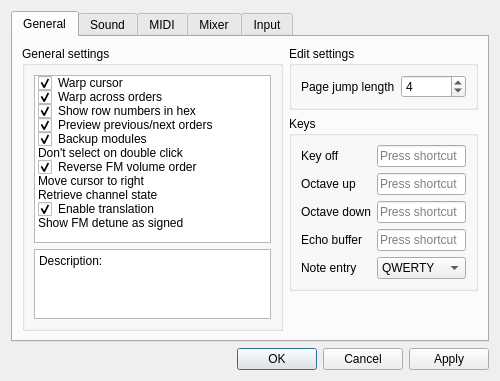
BambooTracker/BambooTracker, file BambooTracker/gui/configuration_dialog.ui: the form before one commit.
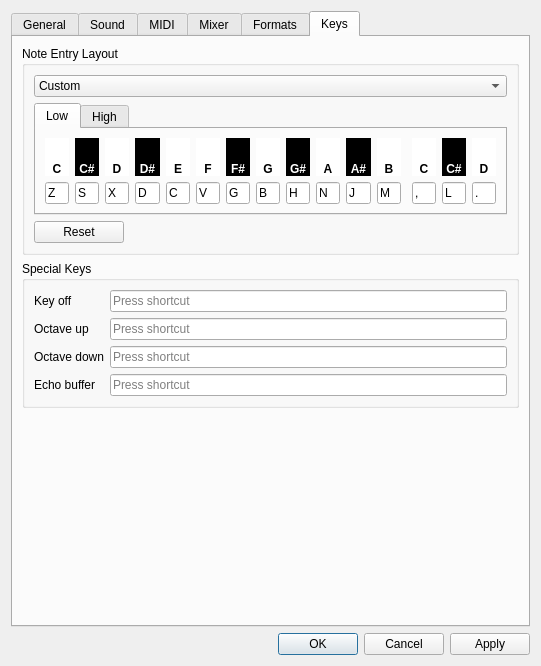
The form after the commit. Custom widgets are drawn as their Qt base class.

Commit message:
Draft: More dynamic keyboard layout mapping
Adds keyboard layout mapping to Configuration.
Also touches up the configuration dialog abit.

Not much more yet:

Neither saving or loading the changed custom layout
nor actually using it is implemented yet,
this is just to showcase the direction I'm heading in.

REBASE:
configuration.hpp: reverted map-include removal
gui/configuration_dialog.hpp: reverted map-include removal

```diff
--- a/BambooTracker/gui/configuration_dialog.ui
+++ b/BambooTracker/gui/configuration_dialog.ui
@@ -6,15 +6,15 @@
    <rect>
     <x>0</x>
     <y>0</y>
-    <width>500</width>
-    <height>381</height>
+    <width>541</width>
+    <height>666</height>
    </rect>
   </property>
   <property name="windowTitle">
    <string>Configuration</string>
   </property>
   <layout class="QGridLayout" name="gridLayout">
-   <item row="1" column="0">
+   <item row="2" column="0">
     <widget class="QDialogButtonBox" name="buttonBox">
      <property name="orientation">
       <enum>Qt::Horizontal</enum>
@@ -24,10 +24,10 @@
      </property>
     </widget>
    </item>
-   <item row="0" column="0">
+   <item row="1" column="0">
     <widget class="QTabWidget" name="tabWidget">
      <property name="currentIndex">
-      <number>0</number>
+      <number>5</number>
      </property>
      <widget class="QWidget" name="generalTab">
       <attribute name="title">
@@ -35,110 +35,19 @@
       </attribute>
       <layout class="QGridLayout" name="gridLayout_7">
        <item row="1" column="1">
-        <widget class="QGroupBox" name="keysGroupBox">
-         <property name="title">
-          <string>Keys</string>
+        <spacer name="verticalSpacer">
+         <property name="orientation">
+          <enum>Qt::Vertical</enum>
          </property>
-         <layout class="QFormLayout" name="formLayout">
-          <item row="0" column="0">
-           <widget class="QLabel" name="keyOffLabel">
-            <property name="text">
-             <string>Key off</string>
-            </property>
-           </widget>
-          </item>
-          <item row="0" column="1">
-           <widget class="QKeySequenceEdit" name="keyOffKeySequenceEdit"/>
-          </item>
-          <item row="1" column="0">
-           <widget class="QLabel" name="octaveUpLabel">
-            <property name="text">
-             <string>Octave up</string>
-            </property>
-           </widget>
-          </item>
-          <item row="1" column="1">
-           <widget class="QKeySequenceEdit" name="octaveUpKeySequenceEdit"/>
-          </item>
-          <item row="2" column="0">
-           <widget class="QLabel" name="octaveDownLabel">
-            <property name="text">
-             <string>Octave down</string>
-            </property>
-           </widget>
-          </item>
-          <item row="2" column="1">
-           <widget class="QKeySequenceEdit" name="octaveDownKeySequenceEdit"/>
-          </item>
-          <item row="3" column="0">
-           <widget class="QLabel" name="echoBufferLabel">
-            <property name="text">
-             <string>Echo buffer</string>
-            </property>
-           </widget>
-          </item>
-          <item row="3" column="1">
-           <widget class="QKeySequenceEdit" name="echoBufferKeySequenceEdit"/>
-          </item>
-          <item row="4" column="1">
-           <widget class="QComboBox" name="keyboardTypeComboBox">
-            <item>
-             <property name="text">
-              <string notr="true">QWERTY</string>
-             </property>
-            </item>
-            <item>
-             <property name="text">
-              <string notr="true">QWERTZ</string>
-             </property>
-            </item>
-            <item>
-             <property name="text">
-              <string notr="true">AZERTY</string>
-             </property>
-            </item>
-           </widget>
-          </item>
-          <item row="4" column="0">
-           <widget class="QLabel" name="noteEntryLabel">
-            <property name="text">
-             <string>Note entry</string>
-            </property>
-           </widget>
-          </item>
-         </layout>
-        </widget>
-       </item>
-       <item row="0" column="1">
-        <widget class="QGroupBox" name="editSettingsGroupBox">
-         <property name="title">
-          <string>Edit settings</string>
+         <property name="sizeHint" stdset="0">
+          <size>
+           <width>20</width>
+           <height>40</height>
+          </size>
          </property>
-         <layout class="QGridLayout" name="gridLayout_6">
-          <item row="0" column="0">
-           <widget class="QLabel" name="pageJumpLengthLabel">
-            <property name="text">
-             <string>Page jump length</string>
-            </property>
-           </widget>
-          </item>
-          <item row="0" column="1">
-           <widget class="QSpinBox" name="pageJumpLengthSpinBox">
-            <property name="minimum">
-             <number>1</number>
-            </property>
-            <property name="maximum">
-             <number>128</number>
-            </property>
-            <property name="value">
-             <number>4</number>
-            </property>
-           </widget>
-          </item>
-         </layout>
-        </widget>
+        </spacer>
        </item>
-       <item row="0" column="0" rowspan="3">
+       <item row="0" column="0" rowspan="2">
         <widget class="QGroupBox" name="generalSettingsGroupBox">
          <property name="title">
           <string>General settings</string>
@@ -252,18 +161,34 @@
          </layout>
         </widget>
        </item>
-       <item row="2" column="1">
-        <spacer name="verticalSpacer">
-         <property name="orientation">
-          <enum>Qt::Vertical</enum>
+       <item row="0" column="1">
+        <widget class="QGroupBox" name="editSettingsGroupBox">
+         <property name="title">
+          <string>Edit settings</string>
          </property>
-         <property name="sizeHint" stdset="0">
-          <size>
-           <width>20</width>
-           <height>40</height>
-          </size>
-         </property>
-        </spacer>
+         <layout class="QGridLayout" name="gridLayout_6">
+          <item row="0" column="0">
+           <widget class="QLabel" name="pageJumpLengthLabel">
+            <property name="text">
+             <string>Page jump length</string>
+            </property>
+           </widget>
+          </item>
+          <item row="0" column="1">
+           <widget class="QSpinBox" name="pageJumpLengthSpinBox">
+            <property name="minimum">
+             <number>1</number>
+            </property>
+            <property name="maximum">
+             <number>128</number>
+            </property>
+            <property name="value">
+             <number>4</number>
+            </property>
+           </widget>
+          </item>
+         </layout>
+        </widget>
        </item>
       </layout>
      </widget>
@@ -473,7 +398,7 @@
      </widget>
      <widget class="QWidget" name="inputTab">
       <attribute name="title">
-       <string>Input</string>
+       <string>Formats</string>
       </attribute>
       <layout class="QGridLayout" name="gridLayout_12">
        <item row="0" column="0">
@@ -550,6 +475,658 @@
        </item>
       </layout>
      </widget>
+     <widget class="QWidget" name="keysTab">
+      <attribute name="title">
+       <string>Keys</string>
+      </attribute>
+      <layout class="QVBoxLayout" name="verticalLayout_2">
+       <item>
+        <widget class="QGroupBox" name="noteEntryLayoutGroupBox">
+         <property name="sizePolicy">
+          <sizepolicy hsizetype="Preferred" vsizetype="Preferred">
+           <horstretch>0</horstretch>
+           <verstretch>0</verstretch>
+          </sizepolicy>
+         </property>
+         <property name="maximumSize">
+          <size>
+           <width>16777215</width>
+           <height>216</height>
+          </size>
+         </property>
+         <property name="title">
+          <string>Note Entry Layout</string>
+         </property>
+         <layout class="QGridLayout" name="gridLayout_15">
+          <item row="0" column="0">
+           <widget class="QComboBox" name="keyboardTypeComboBox">
+            <property name="currentText">
+             <string>Custom</string>
+            </property>
+            <property name="currentIndex">
+             <number>0</number>
+            </property>
+            <item>
+             <property name="text">
+              <string>Custom</string>
+             </property>
+            </item>
+            <item>
+             <property name="text">
+              <string notr="true">QWERTY</string>
+             </property>
+            </item>
+            <item>
+             <property name="text">
+              <string notr="true">QWERTZ</string>
+             </property>
+            </item>
+            <item>
+             <property name="text">
+              <string notr="true">AZERTY</string>
+             </property>
+            </item>
+           </widget>
+          </item>
+          <item row="1" column="0">
+           <widget class="QTabWidget" name="lowHighKeysTabWidget">
+            <property name="sizePolicy">
+             <sizepolicy hsizetype="Expanding" vsizetype="Expanding">
+              <horstretch>0</horstretch>
+              <verstretch>0</verstretch>
+             </sizepolicy>
+            </property>
+            <property name="maximumSize">
+             <size>
+              <width>16777215</width>
+              <height>120</height>
+             </size>
+            </property>
+            <property name="tabPosition">
+             <enum>QTabWidget::North</enum>
+            </property>
+            <property name="tabShape">
+             <enum>QTabWidget::Rounded</enum>
+            </property>
+            <property name="currentIndex">
+             <number>0</number>
+            </property>
+            <property name="usesScrollButtons">
+             <bool>false</bool>
+            </property>
+            <property name="documentMode">
+             <bool>false</bool>
+            </property>
+            <widget class="QWidget" name="lowOctaveTab">
+             <attribute name="title">
+              <string>Low</string>
+             </attribute>
+             <layout class="QGridLayout" name="gridLayout_14">
+              <item row="1" column="14">
+               <widget class="QKeySequenceEdit" name="lowHighCSEdit">
+                <property name="keySequence">
+                 <string notr="true">L</string>
+                </property>
+               </widget>
+              </item>
+              <item row="0" column="1">
+               <widget class="QLabel" name="lowCSLabel">
+                <property name="font">
+                 <font>
+                  <weight>75</weight>
+                  <bold>true</bold>
+                 </font>
+                </property>
+                <property name="styleSheet">
+                 <string notr="true">background-color: rgb(0, 0, 0);
+color: rgb(255, 255, 255);</string>
+                </property>
+                <property name="frameShape">
+                 <enum>QFrame::NoFrame</enum>
+                </property>
+                <property name="text">
+                 <string>C#</string>
+                </property>
+                <property name="scaledContents">
+                 <bool>false</bool>
+                </property>
+                <property name="alignment">
+                 <set>Qt::AlignBottom|Qt::AlignHCenter</set>
+                </property>
+               </widget>
+              </item>
+              <item row="0" column="0">
+               <widget class="QLabel" name="lowCLabel">
+                <property name="sizePolicy">
+                 <sizepolicy hsizetype="Preferred" vsizetype="Maximum">
+                  <horstretch>0</horstretch>
+                  <verstretch>0</verstretch>
+                 </sizepolicy>
+                </property>
+                <property name="maximumSize">
+                 <size>
+                  <width>16777215</width>
+                  <height>50</height>
+                 </size>
+                </property>
+                <property name="baseSize">
+                 <size>
+                  <width>0</width>
+                  <height>0</height>
+                 </size>
+                </property>
+                <property name="font">
+                 <font>
+                  <weight>75</weight>
+                  <bold>true</bold>
+                 </font>
+                </property>
+                <property name="styleSheet">
+                 <string notr="true">background-color: rgb(255, 255, 255);
+color: rgb(0, 0, 0);</string>
+                </property>
+                <property name="frameShape">
+                 <enum>QFrame::NoFrame</enum>
+                </property>
+                <property name="frameShadow">
+                 <enum>QFrame::Plain</enum>
+                </property>
+                <property name="text">
+                 <string>C</string>
+                </property>
+                <property name="alignment">
+                 <set>Qt::AlignBottom|Qt::AlignHCenter</set>
+                </property>
+                <property name="wordWrap">
+                 <bool>false</bool>
+                </property>
+               </widget>
+              </item>
+              <item row="1" column="1">
+               <widget class="QKeySequenceEdit" name="lowCSEdit">
+                <property name="keySequence">
+                 <string notr="true">S</string>
+                </property>
+               </widget>
+              </item>
+              <item row="0" column="11">
+               <widget class="QLabel" name="lowBLabel">
+                <property name="font">
+                 <font>
+                  <weight>75</weight>
+                  <bold>true</bold>
+                 </font>
+                </property>
+                <property name="styleSheet">
+                 <string notr="true">background-color: rgb(255, 255, 255);
+color: rgb(0, 0, 0);</string>
+                </property>
+                <property name="text">
+                 <string>B</string>
+                </property>
+                <property name="alignment">
+                 <set>Qt::AlignBottom|Qt::AlignHCenter</set>
+                </property>
+               </widget>
+              </item>
+              <item row="0" column="4">
+               <widget class="QLabel" name="lowELabel">
+                <property name="font">
+                 <font>
+                  <weight>75</weight>
+                  <bold>true</bold>
+                 </font>
+                </property>
+                <property name="styleSheet">
+                 <string notr="true">background-color: rgb(255, 255, 255);
+color: rgb(0, 0, 0);</string>
+                </property>
+                <property name="text">
+                 <string>E</string>
+                </property>
+                <property name="alignment">
+                 <set>Qt::AlignBottom|Qt::AlignHCenter</set>
+                </property>
+               </widget>
+              </item>
+              <item row="0" column="3">
+               <widget class="QLabel" name="lowDSLabel">
+                <property name="font">
+                 <font>
+                  <weight>75</weight>
+                  <bold>true</bold>
+                 </font>
+                </property>
+                <property name="styleSheet">
+                 <string notr="true">background-color: rgb(0, 0, 0);
+color: rgb(255, 255, 255);</string>
+                </property>
+                <property name="text">
+                 <string>D#</string>
+                </property>
+                <property name="alignment">
+                 <set>Qt::AlignBottom|Qt::AlignHCenter</set>
+                </property>
+               </widget>
+              </item>
+              <item row="0" column="5">
+               <widget class="QLabel" name="lowFLabel">
+                <property name="font">
+                 <font>
+                  <weight>75</weight>
+                  <bold>true</bold>
+                 </font>
+                </property>
+                <property name="styleSheet">
+                 <string notr="true">background-color: rgb(255, 255, 255);
+color: rgb(0, 0, 0);</string>
+                </property>
+                <property name="text">
+                 <string>F</string>
+                </property>
+                <property name="alignment">
+                 <set>Qt::AlignBottom|Qt::AlignHCenter</set>
+                </property>
+               </widget>
+              </item>
+              <item row="1" column="6">
+               <widget class="QKeySequenceEdit" name="lowFSEdit">
+                <property name="keySequence">
+                 <string notr="true">G</string>
+                </property>
+               </widget>
+              </item>
+              <item row="0" column="8">
+               <widget class="QLabel" name="lowGSLabel">
+                <property name="font">
+                 <font>
+                  <weight>75</weight>
+                  <bold>true</bold>
+                 </font>
+                </property>
+                <property name="styleSheet">
+                 <string notr="true">background-color: rgb(0, 0, 0);
+color: rgb(255, 255, 255);</string>
+                </property>
+                <property name="text">
+                 <string>G#</string>
+                </property>
+                <property name="alignment">
+                 <set>Qt::AlignBottom|Qt::AlignHCenter</set>
+                </property>
+               </widget>
+              </item>
+              <item row="1" column="5">
+               <widget class="QKeySequenceEdit" name="lowFEdit">
+                <property name="keySequence">
+                 <string notr="true">V</string>
+                </property>
+               </widget>
+              </item>
+              <item row="0" column="9">
+               <widget class="QLabel" name="lowALabel">
+                <property name="font">
+                 <font>
+                  <weight>75</weight>
+                  <bold>true</bold>
+                 </font>
+                </property>
+                <property name="styleSheet">
+                 <string notr="true">background-color: rgb(255, 255, 255);
+color: rgb(0, 0, 0);</string>
+                </property>
+                <property name="text">
+                 <string>A</string>
+                </property>
+                <property name="alignment">
+                 <set>Qt::AlignBottom|Qt::AlignHCenter</set>
+                </property>
+               </widget>
+              </item>
+              <item row="1" column="10">
+               <widget class="QKeySequenceEdit" name="lowASEdit">
+                <property name="keySequence">
+                 <string notr="true">J</string>
+                </property>
+               </widget>
+              </item>
+              <item row="1" column="4">
+               <widget class="QKeySequenceEdit" name="lowEEdit">
+                <property name="keySequence">
+                 <string notr="true">C</string>
+                </property>
+               </widget>
+              </item>
+              <item row="1" column="11">
+               <widget class="QKeySequenceEdit" name="lowBEdit">
+                <property name="keySequence">
+                 <string notr="true">M</string>
+                </property>
+               </widget>
+              </item>
+              <item row="1" column="9">
+               <widget class="QKeySequenceEdit" name="lowAEdit">
+                <property name="keySequence">
+                 <string notr="true">N</string>
+                </property>
+               </widget>
+              </item>
+              <item row="1" column="7">
+               <widget class="QKeySequenceEdit" name="lowGEdit">
+                <property name="keySequence">
+                 <string notr="true">B</string>
+                </property>
+               </widget>
+              </item>
+              <item row="1" column="8">
+               <widget class="QKeySequenceEdit" name="lowGSEdit">
+                <property name="keySequence">
+                 <string notr="true">H</string>
+                </property>
+               </widget>
+              </item>
+              <item row="0" column="13">
+               <widget class="QLabel" name="lowHighCLabel">
+                <property name="font">
+                 <font>
+                  <weight>75</weight>
+                  <bold>true</bold>
+                 </font>
+                </property>
+                <property name="styleSheet">
+                 <string notr="true">background-color: rgb(255, 255, 255);
+color: rgb(0, 0, 0);</string>
+                </property>
+                <property name="text">
+                 <string>C</string>
+                </property>
+                <property name="alignment">
+                 <set>Qt::AlignBottom|Qt::AlignHCenter</set>
+                </property>
+               </widget>
+              </item>
+              <item row="1" column="15">
+               <widget class="QKeySequenceEdit" name="lowHighDEdit">
+                <property name="keySequence">
+                 <string notr="true">.</string>
+                </property>
+               </widget>
+              </item>
+              <item row="1" column="0">
+               <widget class="QKeySequenceEdit" name="lowCEdit">
+                <property name="keySequence">
+                 <string notr="true">Z</string>
+                </property>
+               </widget>
+              </item>
+              <item row="0" column="2">
+               <widget class="QLabel" name="lowDLabel">
+                <property name="font">
+                 <font>
+                  <weight>75</weight>
+                  <bold>true</bold>
+                 </font>
+                </property>
+                <property name="autoFillBackground">
+                 <bool>false</bool>
+                </property>
+                <property name="styleSheet">
+                 <string notr="true">background-color: rgb(255, 255, 255);
+color: rgb(0, 0, 0);</string>
+                </property>
+                <property name="frameShape">
+                 <enum>QFrame::NoFrame</enum>
+                </property>
+                <property name="text">
+                 <string>D</string>
+                </property>
+                <property name="alignment">
+                 <set>Qt::AlignBottom|Qt::AlignHCenter</set>
+                </property>
+               </widget>
+              </item>
+              <item row="1" column="3">
+               <widget class="QKeySequenceEdit" name="lowDSEdit">
+                <property name="keySequence">
+                 <string notr="true">D</string>
+                </property>
+               </widget>
+              </item>
+              <item row="1" column="2">
+               <widget class="QKeySequenceEdit" name="lowDEdit">
+                <property name="keySequence">
+                 <string notr="true">X</string>
+                </property>
+               </widget>
+              </item>
+              <item row="0" column="10">
+               <widget class="QLabel" name="lowASLabel">
+                <property name="font">
+                 <font>
+                  <weight>75</weight>
+                  <bold>true</bold>
+                 </font>
+                </property>
+                <property name="styleSheet">
+                 <string notr="true">background-color: rgb(0, 0, 0);
+color: rgb(255, 255, 255);</string>
+                </property>
+                <property name="text">
+                 <string>A#</string>
+                </property>
+                <property name="alignment">
+                 <set>Qt::AlignBottom|Qt::AlignHCenter</set>
+                </property>
+               </widget>
+              </item>
+              <item row="0" column="7">
+               <widget class="QLabel" name="lowGLabel">
+                <property name="font">
+                 <font>
+                  <weight>75</weight>
+                  <italic>false</italic>
+                  <bold>true</bold>
+                 </font>
+                </property>
+                <property name="styleSheet">
+                 <string notr="true">background-color: rgb(255, 255, 255);
+color: rgb(0, 0, 0);</string>
+                </property>
+                <property name="text">
+                 <string>G</string>
+                </property>
+                <property name="alignment">
+                 <set>Qt::AlignBottom|Qt::AlignHCenter</set>
+                </property>
+               </widget>
+              </item>
+              <item row="1" column="13">
+               <widget class="QKeySequenceEdit" name="lowHighCEdit">
+                <property name="keySequence">
+                 <string notr="true">,</string>
+                </property>
+               </widget>
+              </item>
+              <item row="0" column="15">
+               <widget class="QLabel" name="lowHighDLabel">
+                <property name="font">
+                 <font>
+                  <weight>75</weight>
+                  <bold>true</bold>
+                 </font>
+                </property>
+                <property name="styleSheet">
+                 <string notr="true">background-color: rgb(255, 255, 255);
+color: rgb(0, 0, 0);</string>
+                </property>
+                <property name="text">
+                 <string>D</string>
+                </property>
+                <property name="alignment">
+                 <set>Qt::AlignBottom|Qt::AlignHCenter</set>
+                </property>
+               </widget>
+              </item>
+              <item row="0" column="14">
+               <widget class="QLabel" name="lowHighCSLabel">
+                <property name="font">
+                 <font>
+                  <weight>75</weight>
+                  <bold>true</bold>
+                 </font>
+                </property>
+                <property name="styleSheet">
+                 <string notr="true">background-color: rgb(0, 0, 0);
+color: rgb(255, 255, 255);</string>
+                </property>
+                <property name="text">
+                 <string>C#</string>
+                </property>
+                <property name="alignment">
+                 <set>Qt::AlignBottom|Qt::AlignHCenter</set>
+                </property>
+               </widget>
+              </item>
+              <item row="0" column="6">
+               <widget class="QLabel" name="lowFSLabel">
+                <property name="font">
+                 <font>
+                  <weight>75</weight>
+                  <bold>true</bold>
+                 </font>
+                </property>
+                <property name="styleSheet">
+                 <string notr="true">background-color: rgb(0, 0, 0);
+color: rgb(255, 255, 255);</string>
+                </property>
+                <property name="text">
+                 <string>F#</string>
+                </property>
+                <property name="alignment">
+                 <set>Qt::AlignBottom|Qt::AlignHCenter</set>
+                </property>
+               </widget>
+              </item>
+              <item row="0" column="12">
+               <spacer name="lowOctaveSeperator">
+                <property name="orientation">
+                 <enum>Qt::Horizontal</enum>
+                </property>
+                <property name="sizeType">
+                 <enum>QSizePolicy::Fixed</enum>
+                </property>
+                <property name="sizeHint" stdset="0">
+                 <size>
+                  <width>5</width>
+                  <height>20</height>
+                 </size>
+                </property>
+               </spacer>
+              </item>
+             </layout>
+            </widget>
+            <widget class="QWidget" name="highOctaveTab">
+             <attribute name="title">
+              <string>High</string>
+             </attribute>
+            </widget>
+           </widget>
+          </item>
+          <item row="2" column="0">
+           <widget class="QPushButton" name="customLayoutResetButton">
+            <property name="sizePolicy">
+             <sizepolicy hsizetype="Minimum" vsizetype="Maximum">
+              <horstretch>0</horstretch>
+              <verstretch>0</verstretch>
+             </sizepolicy>
+            </property>
+            <property name="maximumSize">
+             <size>
+              <width>90</width>
+              <height>16777215</height>
+             </size>
+            </property>
+            <property name="text">
+             <string>Reset</string>
+            </property>
+           </widget>
+          </item>
+         </layout>
+        </widget>
+       </item>
+       <item>
+        <widget class="QGroupBox" name="specialKeysGroupBox">
+         <property name="sizePolicy">
+          <sizepolicy hsizetype="Preferred" vsizetype="Maximum">
+           <horstretch>0</horstretch>
+           <verstretch>0</verstretch>
+          </sizepolicy>
+         </property>
+         <property name="title">
+          <string>Special Keys</string>
+         </property>
+         <layout class="QFormLayout" name="formLayout">
+          <item row="0" column="0">
+           <widget class="QLabel" name="keyOffLabel">
+            <property name="text">
+             <string>Key off</string>
+            </property>
+           </widget>
+          </item>
+          <item row="0" column="1">
+           <widget class="QKeySequenceEdit" name="keyOffKeySequenceEdit"/>
+          </item>
+          <item row="1" column="1">
+           <widget class="QKeySequenceEdit" name="octaveUpKeySequenceEdit"/>
+          </item>
+          <item row="3" column="0">
+           <widget class="QLabel" name="echoBufferLabel">
+            <property name="text">
+             <string>Echo buffer</string>
+            </property>
+           </widget>
+          </item>
+          <item row="3" column="1">
+           <widget class="QKeySequenceEdit" name="echoBufferKeySequenceEdit"/>
+          </item>
+          <item row="2" column="0">
+           <widget class="QLabel" name="octaveDownLabel">
+            <property name="text">
+             <string>Octave down</string>
+            </property>
+           </widget>
+          </item>
+          <item row="1" column="0">
+           <widget class="QLabel" name="octaveUpLabel">
+            <property name="text">
+             <string>Octave up</string>
+            </property>
+           </widget>
+          </item>
+          <item row="2" column="1">
+           <widget class="QKeySequenceEdit" name="octaveDownKeySequenceEdit"/>
+          </item>
+         </layout>
+        </widget>
+       </item>
+       <item>
+        <spacer name="verticalSpacer_6">
+         <property name="orientation">
+          <enum>Qt::Vertical</enum>
+         </property>
+         <property name="sizeType">
+          <enum>QSizePolicy::MinimumExpanding</enum>
+         </property>
+         <property name="sizeHint" stdset="0">
+          <size>
+           <width>20</width>
+           <height>1</height>
+          </size>
+         </property>
+        </spacer>
+       </item>
+      </layout>
+     </widget>
     </widget>
    </item>
   </layout>
```
Left out of the diff: 1 changed line with no effect on the pictures. The commit also changes 7 other files.
